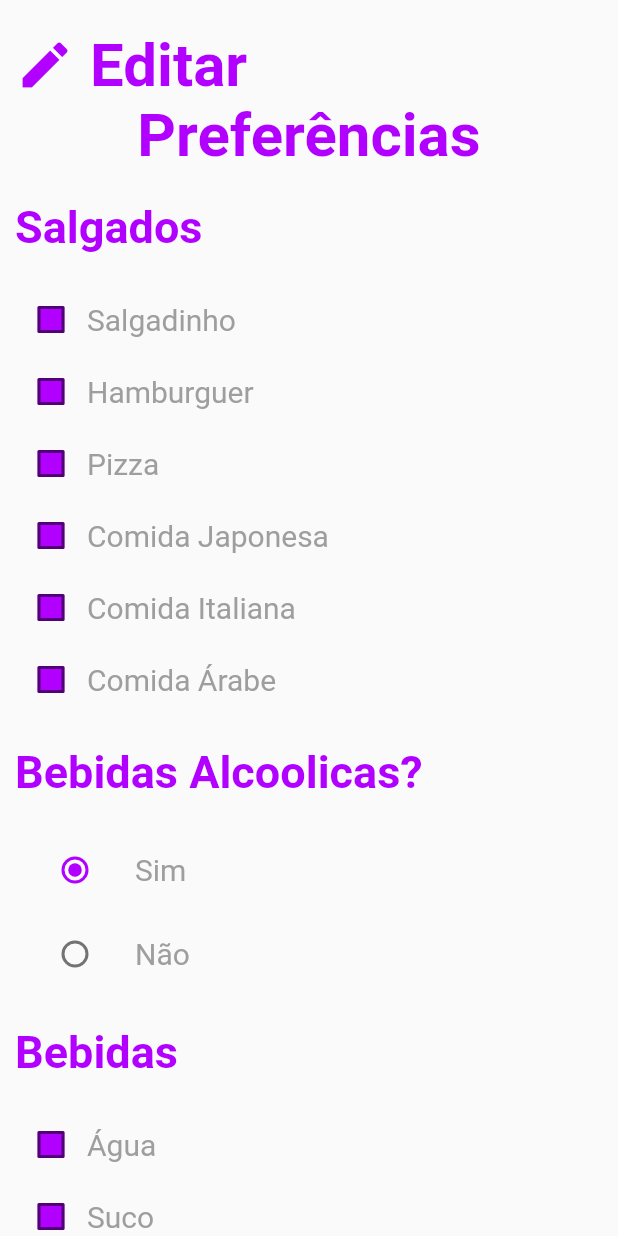
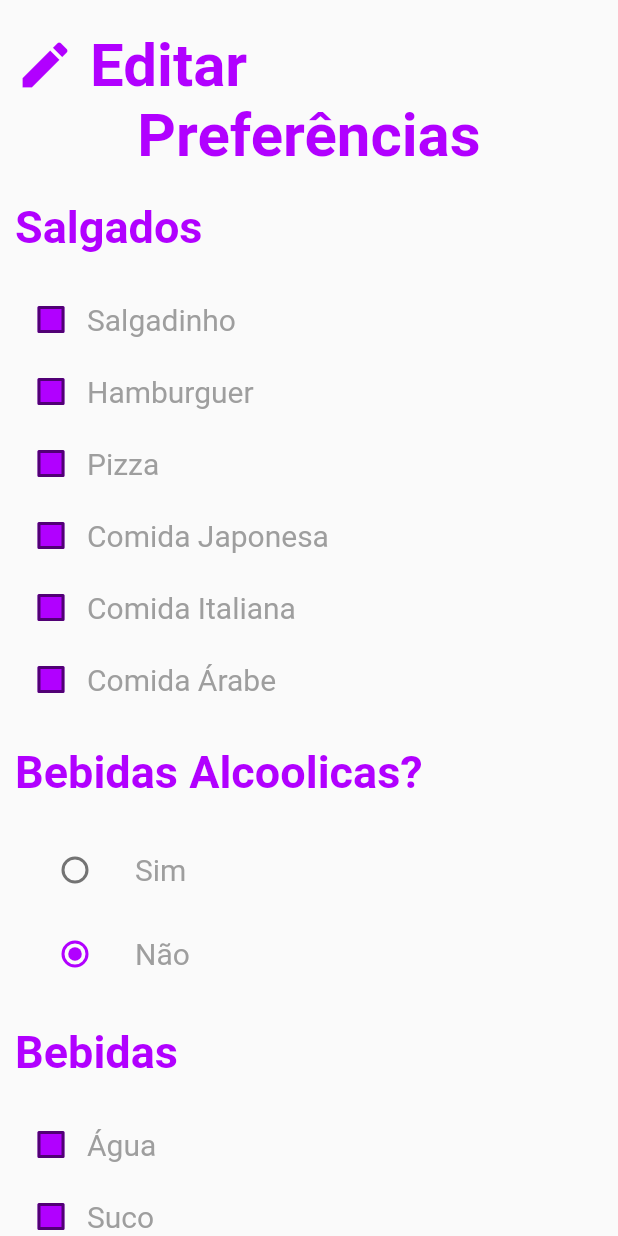
Before and after one commit to joao-vitor-machado/projeto-final-date-ideas, a Flutter app: the EditarPreferenciasScreen screen opened by its route, on a phone screen of 412 x 824 dp. Run offline on Flutter 3.47's test engine with Material 2 defaults, Android fonts, the light colour scheme and no system bars; our stand-ins replace bloc, carousel_slider, dio, firebase_auth, firebase_core, flutter_bloc; missing offline and left inert: flutter_number_picker; accounts and stored records are empty.

Commit message:
Bloc para bebidas e gêneros na tela de preferências e editar preferências

```diff
--- a/lib/bloc/bebidas_alcoolicas/bebidas_event.dart
+++ b/lib/bloc/bebidas_alcoolicas/bebidas_event.dart
@@ -1,4 +1,4 @@
-import '../../widgets/radio_button_widget.dart';
+import '../../widgets/widget_radio_button_bebidas.dart';
 
 class BebidasEvent {}
 
--- a/lib/bloc/bebidas_alcoolicas/bebidas_state.dart
+++ b/lib/bloc/bebidas_alcoolicas/bebidas_state.dart
@@ -1,4 +1,4 @@
-import 'package:date_ideas_app/widgets/radio_button_widget.dart';
+import '../../widgets/widget_radio_button_bebidas.dart';
 
 class BebidasState {}
 
--- a/lib/view/editar_preferencias_screen.dart
+++ b/lib/view/editar_preferencias_screen.dart
@@ -1,5 +1,10 @@
 import 'package:date_ideas_app/widgets/widget_radio_button_generos.dart';
 import 'package:flutter/material.dart';
+import 'package:flutter_bloc/flutter_bloc.dart';
+import '../bloc/bebidas_alcoolicas/bebidas_bloc.dart';
+import '../bloc/bebidas_alcoolicas/bebidas_state.dart';
+import '../bloc/generos/generos_bloc.dart';
+import '../bloc/generos/generos_state.dart';
 import '../widgets/checkbox_widget.dart';
 import '../widgets/drop_down_widget.dart';
 import '../widgets/widget_radio_button_bebidas.dart';
@@ -89,7 +94,15 @@ class EditarPreferenciasScreen extends StatelessWidget {
                   subtopicos(context, "Água"),
                   subtopicos(context, "Suco"),
                   subtopicos(context, "Refrigerante"),
-                  enableCheckBox(context)
+                  BlocBuilder<BebidasBloc, BebidasState>(
+                      builder: (context, state) {
+                    if (state is BebidasStateSim) {
+                      return enableRadioButton(context, radioButton1.alcohol);
+                    }
+                    return Container(
+                      height: 0,
+                    );
+                  }),
                 ],
               ),
             ),
@@ -135,10 +148,21 @@ class EditarPreferenciasScreen extends StatelessWidget {
             const SizedBox(
               height: 20,
             ),
-            topicos(context, "Gêneros Favoritos"),
-            Container(
-              child: dropDown,
-            ),
+            BlocBuilder<GenerosBloc, GenerosState>(builder: (context, state) {
+              if (state is GenerosStateSim) {
+                return Column(
+                  children: [
+                    topicos(context, "Gêneros Favoritos"),
+                    Container(
+                      child: dropDown,
+                    ),
+                  ],
+                );
+              }
+              return Container(
+                height: 0,
+              );
+            }),
             const SizedBox(
               height: 20,
             ),
@@ -202,7 +226,7 @@ class EditarPreferenciasScreen extends StatelessWidget {
     );
   }
 
-  Widget enableCheckBox(BuildContext context) {
+  Widget enableRadioButton(BuildContext context, Enum radioButton) {
     final tema = Theme.of(context).colorScheme;
 
     return Column(
--- a/lib/view/preferencias_screen.dart
+++ b/lib/view/preferencias_screen.dart
@@ -70,7 +70,7 @@ class PreferenciasScreen extends StatelessWidget {
                   BlocBuilder<BebidasBloc, BebidasState>(
                       builder: (context, state) {
                     if (state is BebidasStateSim) {
-                      return enableCheckBox(context, radioButton1.alcohol);
+                      return enableRadioButton(context, radioButton1.alcohol);
                     }
                     return Container(
                       height: 0,
@@ -199,7 +199,7 @@ class PreferenciasScreen extends StatelessWidget {
     );
   }
 
-  Widget enableCheckBox(BuildContext context, Enum radioButton) {
+  Widget enableRadioButton(BuildContext context, Enum radioButton) {
     final tema = Theme.of(context).colorScheme;
     return Column(
       children: [
--- a/lib/widgets/widget_radio_button_bebidas.dart
+++ b/lib/widgets/widget_radio_button_bebidas.dart
@@ -6,7 +6,7 @@ import 'package:flutter_bloc/flutter_bloc.dart';
 class RadioButtonBebidas extends StatefulWidget {
   RadioButtonBebidas({Key? key}) : super(key: key);
 
-  Alcohol? _alcohol = Alcohol.sim;
+  Alcohol? _alcohol = Alcohol.nao;
   get alcohol => _alcohol;
 
   @override
--- a/lib/widgets/widget_radio_button_generos.dart
+++ b/lib/widgets/widget_radio_button_generos.dart
@@ -7,7 +7,7 @@ import '../bloc/generos/generos_event.dart';
 class RadioButtonGeneros extends StatefulWidget {
   RadioButtonGeneros({Key? key}) : super(key: key);
 
-  Genero? _genero = Genero.sim;
+  Genero? _genero = Genero.nao;
   get genero => _genero;
 
   @override
```
